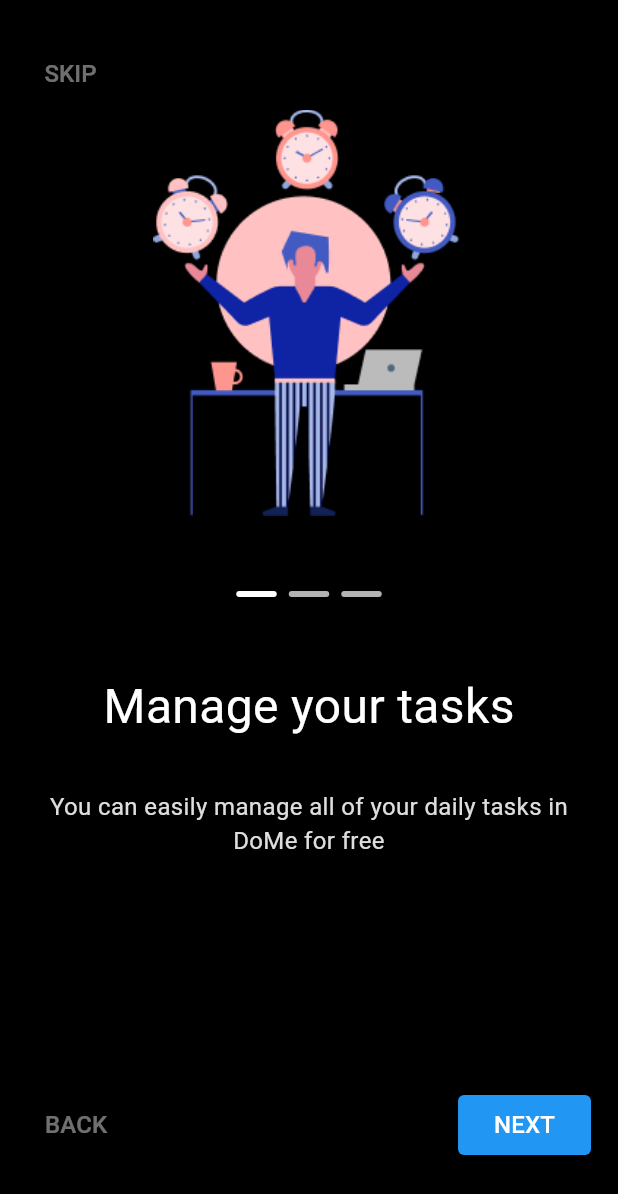
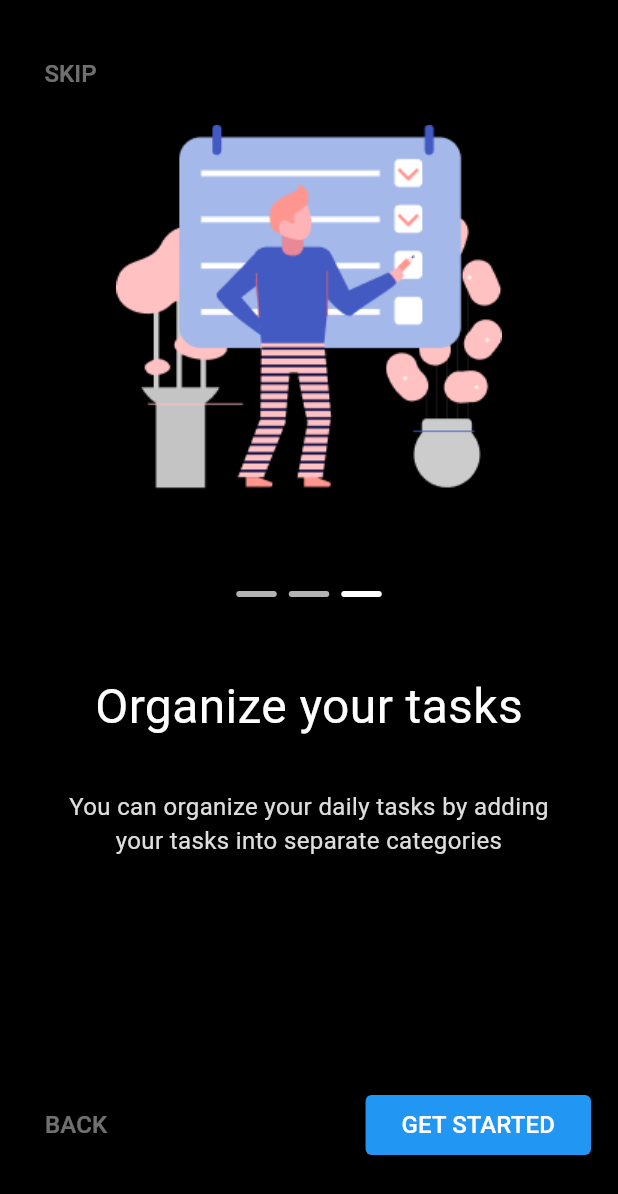
Before and after one commit to binhmobilecse/ToDoApp, a Flutter app: the screen it shows after launch, swiped to page 3, on a phone screen of 412 x 824 dp. Shown: the top 1194 px of the screen. Run offline on Flutter 3.47's test engine with Material 3 defaults, Android fonts, the phone set to English and light mode, and no system bars.

Commit message:
handle UI for PageView

```diff
--- a/lib/ui/onboarding/onboarding_child_view.dart
+++ b/lib/ui/onboarding/onboarding_child_view.dart
@@ -1,7 +1,10 @@
 import 'package:flutter/material.dart';
+import 'package:fluttertodoapp/utils/OnboardingPagePosition.dart';
 
 class OnboardingChildView extends StatelessWidget {
-  const OnboardingChildView({super.key});
+  final OnboardingPagePosition pagePosition;
+
+  const OnboardingChildView({super.key, required this.pagePosition});
 
   @override
   Widget build(BuildContext context) {
@@ -42,7 +45,7 @@ class OnboardingChildView extends StatelessWidget {
 
   Widget _buildImages() {
     return Image.asset(
-      "assets/image/onboarding_1.png",
+      pagePosition.getPageImage(),
       height: 271,
       width: 296,
     );
@@ -57,8 +60,10 @@ class OnboardingChildView extends StatelessWidget {
           Container(
             width: 27,
             height: 4,
-            decoration: const BoxDecoration(
-                color: Colors.white,
+            decoration: BoxDecoration(
+                color: pagePosition.getIndicator() == 0
+                    ? Colors.white
+                    : Colors.white.withOpacity(0.7),
                 borderRadius: BorderRadius.all(Radius.circular(56))),
           ),
           Container(
@@ -66,14 +71,18 @@ class OnboardingChildView extends StatelessWidget {
             width: 27,
             height: 4,
             decoration: BoxDecoration(
-                color: Colors.white.withOpacity(0.7),
+                color: pagePosition.getIndicator() == 1
+                    ? Colors.white
+                    : Colors.white.withOpacity(0.7),
                 borderRadius: const BorderRadius.all(Radius.circular(56))),
           ),
           Container(
             width: 27,
             height: 4,
             decoration: BoxDecoration(
-                color: Colors.white.withOpacity(0.7),
+                color: pagePosition.getIndicator() == 2
+                    ? Colors.white
+                    : Colors.white.withOpacity(0.7),
                 borderRadius: const BorderRadius.all(Radius.circular(56))),
           ),
         ],
@@ -86,8 +95,8 @@ class OnboardingChildView extends StatelessWidget {
       margin: const EdgeInsets.symmetric(horizontal: 30),
       child: Column(
         children: [
-          const Text(
-            "Manage your tasks",
+          Text(
+            pagePosition.getTitle(),
             style: TextStyle(color: Colors.white, fontSize: 32),
           ),
           const SizedBox(
@@ -95,7 +104,7 @@ class OnboardingChildView extends StatelessWidget {
           ),
           Container(
             child: Text(
-              "You can easily manage all of your daily tasks in DoMe for free",
+              pagePosition.getContent(),
               style: TextStyle(
                   color: Colors.white.withOpacity(0.87), fontSize: 16),
               textAlign: TextAlign.center,
@@ -130,8 +139,8 @@ class OnboardingChildView extends StatelessWidget {
                 borderRadius: BorderRadius.circular(4),
               ),
             ),
-            child: const Text(
-              "NEXT",
+            child: Text(
+              pagePosition.getIndicator() == 2 ? "GET STARTED" : "NEXT",
               style: TextStyle(fontSize: 16, color: Colors.white),
             ),
           ),
--- a/lib/ui/onboarding/onboarding_screen.dart
+++ b/lib/ui/onboarding/onboarding_screen.dart
@@ -1,5 +1,6 @@
 import 'package:flutter/material.dart';
 import 'package:fluttertodoapp/ui/onboarding/onboarding_child_view.dart';
+import 'package:fluttertodoapp/utils/OnboardingPagePosition.dart';
 
 class OnboardingScreen extends StatefulWidget {
   const OnboardingScreen({super.key});
@@ -15,9 +16,9 @@ class _OnboardingScreenState extends State<OnboardingScreen> {
       backgroundColor: Colors.black,
       body: PageView(
         children: [
-          OnboardingChildView(),
-          OnboardingChildView(),
-          OnboardingChildView(),
+          OnboardingChildView(pagePosition: OnboardingPagePosition.page1),
+          OnboardingChildView(pagePosition: OnboardingPagePosition.page2),
+          OnboardingChildView(pagePosition: OnboardingPagePosition.page3),
         ],
       ),
     );
```
Also changed, not shown: lib/utils/OnboardingPagePosition.dart (added, +51 -0 lines).
